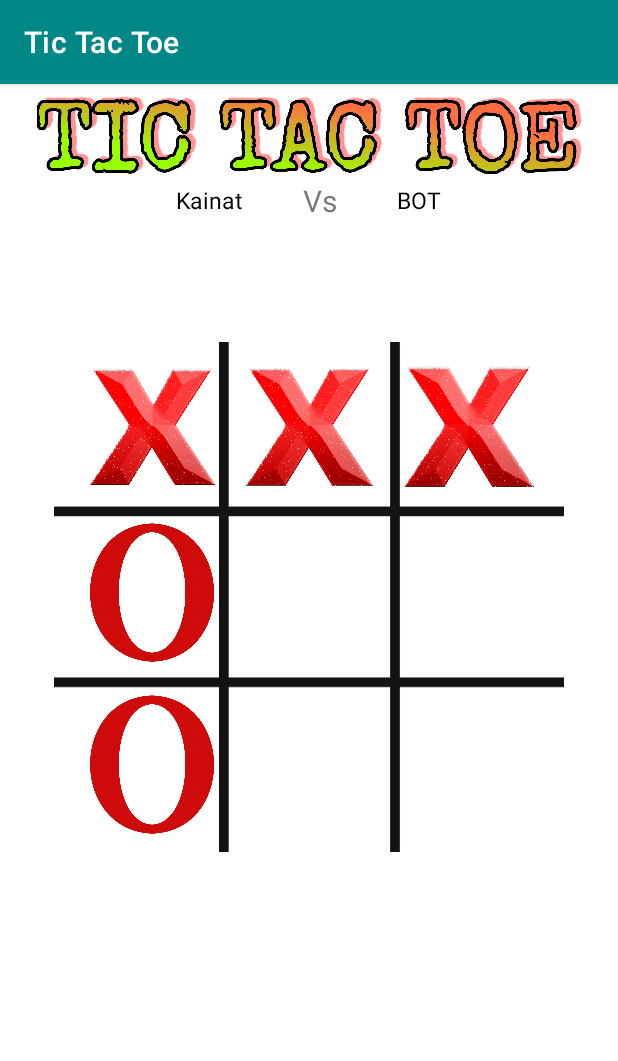
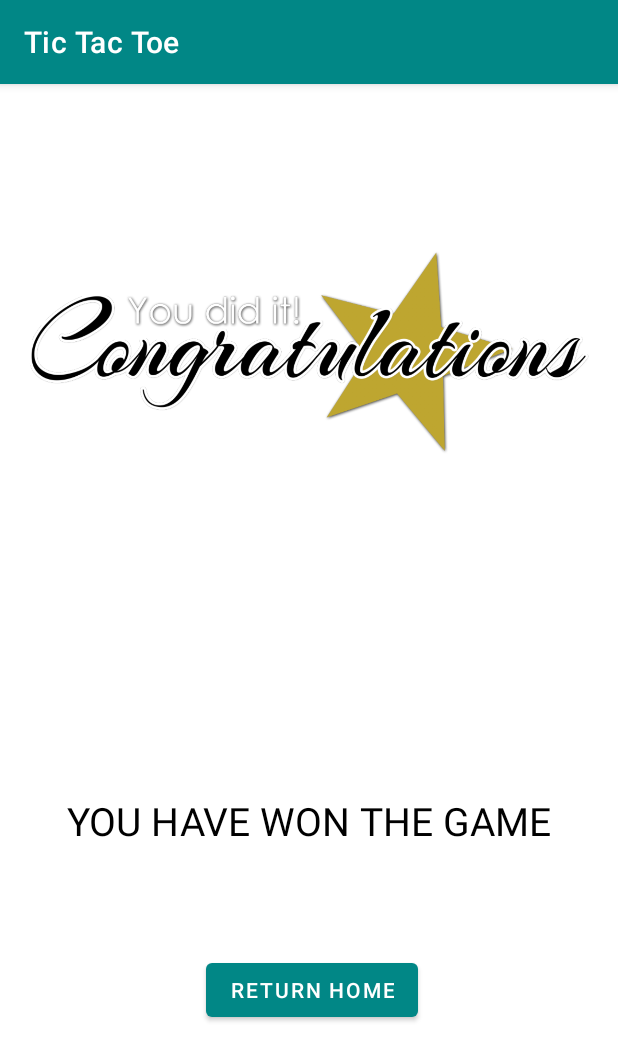
Before and after one commit to mk-hussain/TicTacToe, an Android app: the playWithBot screen opened directly, with no data from a screen before it, after a tap on an icon or button, on a phone screen of 412 x 824 dp. Shown: the top 1061 px of the screen. Run offline under Robolectric (Android 15) with nearby library versions, the phone set to English and light mode, and no system bars; 2 statements that could not run were skipped; 2 other taps on this screen came first.

Commit message:
offline playable by BOT and tried to add tabbed layout

```diff
--- /dev/null
+++ b/app/src/main/java/com/example/tictactoe/congratulation.java
@@ -0,0 +1,29 @@
+package com.example.tictactoe;
+
+import androidx.appcompat.app.AppCompatActivity;
+
+import android.content.Intent;
+import android.os.Bundle;
+import android.view.View;
+import android.widget.Button;
+import android.widget.TextView;
+
+public class congratulation extends AppCompatActivity {
+    TextView nameOfWinner;
+    Button returnHome;
+
+    @Override
+    protected void onCreate(Bundle savedInstanceState) {
+        super.onCreate(savedInstanceState);
+        setContentView(R.layout.activity_congratulation);
+        getWindow().setStatusBarColor(this.getResources().getColor(R.color.black));//set status bar color BLACK
+        nameOfWinner=findViewById(R.id.nameOfWinner);
+        String winnerName=getIntent().getStringExtra("winnerName");
+        nameOfWinner.setText(winnerName);
+    }
+
+    public void returnHome(View view) {
+        Intent i=new Intent(this,home.class);
+        startActivity(i);
+    }
+}
--- a/app/src/main/java/com/example/tictactoe/playWithBot.java
+++ b/app/src/main/java/com/example/tictactoe/playWithBot.java
@@ -1,6 +1,9 @@
 package com.example.tictactoe;
 
+import androidx.appcompat.app.AlertDialog;
 import androidx.appcompat.app.AppCompatActivity;
+
+import android.content.DialogInterface;
 import android.content.Intent;
 import android.media.Image;
 import android.media.MediaPlayer;
@@ -20,13 +23,12 @@ public class playWithBot extends AppCompatActivity {
     TextView name;
     ImageView i0, i1, i2, i3, i4, i5, i6, i7, i8;
     MediaPlayer sound;
-    ArrayList<Integer> emptyBlock = new ArrayList<Integer>();
-    ArrayList<Integer> userBlock=new ArrayList<Integer>();
-    ArrayList<Integer> botBlock=new ArrayList<Integer>();
+    ArrayList<Integer> emptyBlock = new ArrayList<>();
     int activePlayer = 0;// 0-X-user,1-O-Bot-(Definition)
+    int winner=0; //1-user won,2-bot won
     int[] gameState = {2, 2, 2, 2, 2, 2, 2, 2, 2};//2-Not filled yet,1-filled by BOT,0-filled by User
     // sample gameState in which user has won={0,0,0,2,1,2,1,2,2}
-    int playingState = 1;
+    int playingState;
     /* 1-can be played further(if all blocks are not filled and no one has win),2-someone has win(winning condition satisfied),
     3-DRAW(all blocks filled but no one has win)*/
     int[][] winningPosition = {{0, 1, 2}, {3, 4, 5}, {6, 7, 8}, {0, 3, 6}, {1, 4, 7}, {2, 5, 8}, {0, 4, 8}, {2, 4, 6}};//2D array in java,winningPosition[3][2]=6
@@ -42,11 +44,12 @@ public class playWithBot extends AppCompatActivity {
         String userName = signInAccount.getDisplayName();// name of user is stored in userName
         name = findViewById(R.id.userName);
 
+        playingState=1;//only true if started 1 st time
+
         if (signInAccount != null) {
 
             name.setText(userName);
-
-            //  mail.setText(signInAccount.getEmail());
+            // mail.setText(signInAccount.getEmail());- way to get mail id
         }
 
     }
@@ -55,75 +58,26 @@ public class playWithBot extends AppCompatActivity {
     public void tap(View view) {
         ImageView img = (ImageView) view;//tapped image view is stored in img
         int tag = Integer.parseInt(img.getTag().toString());//tag of image view is stored in tag eg: tag=2
-       // if (playingState == 2 || playingState == 3) {
-         //   reset();
-        //}
+
         for (int index = 0; index<9;index++) {
             if (gameState[0] == 2) {
                 emptyBlock.add(index);
             }
         }
         int length=emptyBlock.size();
-        //if length=0 ,draw
+        //if length=0 ,draw or someone has win
 
-        if (gameState[tag] == 2) {
+        if (gameState[tag]==2 && playingState==1) {
             if (activePlayer == 0) //user is active,obviously
             {
                 img.setImageResource(R.drawable.x);
                 gameState[tag] = 0;
-                winnerCheckForUser();
+                winnerCheck();
                 activePlayer = 1;// Bot chance
                 botPlay();
             }
-
-
         } else Toast.makeText(this, "ALREADY FILLED", Toast.LENGTH_SHORT).show();
     }
-
-    private void winnerCheckForUser() {
-        GoogleSignInAccount signInAccount = GoogleSignIn.getLastSignedInAccount(this);
-        String userName = signInAccount.getDisplayName();
-        Intent i = new Intent(playWithBot.this, congratulation.class);
-        i.putExtra("winnerName", userName);
-        if ((gameState[0] == gameState[1]) && (gameState[1] == gameState[2]) && (gameState[0] == 0)) {
-            startActivity(i);
-        }
-        if ((gameState[3] == gameState[4]) && (gameState[4] == gameState[5]) && (gameState[3] == 0)) {
-            startActivity(i);
-        }
-        if ((gameState[6] == gameState[7]) && (gameState[7] == gameState[8]) && (gameState[6] == 0)) {
-            startActivity(i);
-        }
-        if ((gameState[0] == gameState[3]) && (gameState[3] == gameState[6]) && (gameState[0] == 0)) {
-            startActivity(i);
-        }
-        if ((gameState[1] == gameState[4]) && (gameState[4] == gameState[7]) && (gameState[1] == 0)) {
-            startActivity(i);
-        }
-        if ((gameState[2] == gameState[5]) && (gameState[5] == gameState[8]) && (gameState[2] == 0)) {
-            startActivity(i);
-        }
-        if ((gameState[0] == gameState[4]) && (gameState[4] == gameState[8]) && (gameState[0] == 0)) {
-            startActivity(i);
-        }
-        if ((gameState[2] == gameState[4]) && (gameState[4] == gameState[6]) && (gameState[2] == 0)) {
-            startActivity(i);
-        }
-    }
-
-    private void reset() {
-        i0.setImageResource(0);
-        i1.setImageResource(0);
-        i2.setImageResource(0);
-        i3.setImageResource(0);
-        i4.setImageResource(0);
-        i5.setImageResource(0);
-        i6.setImageResource(0);
-        i7.setImageResource(0);
-        i8.setImageResource(0);
-    }
-
-
 
     private void botPlay() {
         ImageView i0 = findViewById(R.id.i0);
@@ -136,98 +90,124 @@ public class playWithBot extends AppCompatActivity {
         ImageView i7 = findViewById(R.id.i7);
         ImageView i8 = findViewById(R.id.i8);
 
-        //int index=0;
-
         for (int index = 0; index<9;index++) {
             if (gameState[0] == 2) {
                 emptyBlock.add(index);
             }
         }
         int length=emptyBlock.size();//if length=0,draw
-        //let emptyBlock={0,5,9}
+        if (length==0)
+        {
+            alertShow("Game Draw");
+        }
+        else {
+            //let emptyBlock={0,5,9}
 
-        //Random r = new Random();
-        //int randomIndex = r.nextInt(emptyBlock.size() - 1);
-        //int selectedBlock = emptyBlock.get(randomIndex);
-        double randomNo=Math.random();//randomNo~[0,1)
-        randomNo=randomNo*(length);
-        int randomInt=(int)randomNo;//let randomInt=1-actual index of empty block then emptyBlock[randomint ie1]=5 is the actual index of game state empty=
-        int randomIndex=emptyBlock.get(randomInt);//-This gives the index of gameState array which are empty the same is Tag of images eg:randomIndex=3
-        ImageView img;
-        switch (randomIndex)
-        {
-            case 0:img=i0;
-                break;
-            case 1:img=i1;
-                break;
-            case 2:img=i2;
-                break;
-            case 3:img=i3;
-                break;
-            case 4:img=i4;
-                break;
-            case 5:img=i5;
-                break;
-            case 6:img=i6;
-                break;
-            case 7:img=i7;
-                break;
-            case 8:img=i8;
-                break;
-            default:img=null;
+            //Random r = new Random();
+            //int randomIndex = r.nextInt(emptyBlock.size() - 1);
+            //int selectedBlock = emptyBlock.get(randomIndex);
+            double randomNo = Math.random();//randomNo~[0,1)
+            randomNo = randomNo * (length);
+            int randomInt = (int) randomNo;//let randomInt=1-actual index of empty block then emptyBlock[randomint ie1]=5 is the actual index of game state empty=
+            int randomIndex = emptyBlock.get(randomInt);//-This gives the index of gameState array which are empty the same is Tag of images eg:randomIndex=3
+            ImageView img;
+            switch (randomIndex) {
+                case 0: img = i0;break;
+                case 1: img = i1;break;
+                case 2: img = i2;break;
+                case 3: img = i3;break;
+                case 4: img = i4;break;
+                case 5: img = i5;break;
+                case 6: img = i6;break;
+                case 7: img = i7;break;
+                case 8: img = i8;break;
+                default: img = null;
+            }
+            img.setImageResource(R.drawable.o);
+            gameState[randomIndex] = 1;
+            winnerCheck();
+            activePlayer = 0;//user chance
+        }
         }
 
-        if (length!=0)
-        {
-            img.setImageResource(R.drawable.o);
-            gameState[randomIndex]=1;
-            activePlayer=0;//user chance
-        }
-
-
-        if (emptyBlock.size() == 0) {
-            winnerCheckForBot();
-            winnerCheckForUser();//draw
-
-           // if (gameState[]== 1) {
-                //AlertDialog.Builder b = new AlertDialog.Builder(this, android.R.style.Theme_Material_Dialog_Alert);
-                //ShowAlert("Draw");
-             //   Toast.makeText(this, "GAME DRAW", Toast.LENGTH_SHORT).show();
-            }
-            playingState = 3;
-            activePlayer = 0;
-            winnerCheckForBot();
-        }
-
-
-    private void winnerCheckForBot() {
+    private void winnerCheck() {
         GoogleSignInAccount signInAccount = GoogleSignIn.getLastSignedInAccount(this);
         String userName = signInAccount.getDisplayName();
-        Intent i = new Intent(playWithBot.this, loose.class);
-        i.putExtra("loserName", userName);
-        if ((gameState[0] == gameState[1]) && (gameState[1] == gameState[2]) && (gameState[0] == 1)) {
-            startActivity(i);
-        }
-        if ((gameState[3] == gameState[4]) && (gameState[4] == gameState[5]) && (gameState[3] == 1)) {
-            startActivity(i);
-        }
-        if ((gameState[6] == gameState[7]) && (gameState[7] == gameState[8]) && (gameState[6] == 1)) {
-            startActivity(i);
-        }
-        if ((gameState[0] == gameState[3]) && (gameState[3] == gameState[6]) && (gameState[0] == 1)) {
-            startActivity(i);
-        }
-        if ((gameState[1] == gameState[4]) && (gameState[4] == gameState[7]) && (gameState[1] == 1)) {
-            startActivity(i);
-        }
-        if ((gameState[2] == gameState[5]) && (gameState[5] == gameState[8]) && (gameState[2] == 1)) {
-            startActivity(i);
-        }
-        if ((gameState[0] == gameState[4]) && (gameState[4] == gameState[8]) && (gameState[0] == 1)) {
-            startActivity(i);
-        }
-        if ((gameState[2] == gameState[4]) && (gameState[4] == gameState[6]) && (gameState[2] == 1)) {
-            startActivity(i);
+        Intent i1 = new Intent(playWithBot.this, congratulation.class);
+        Intent i2 = new Intent(playWithBot.this, loose.class);
+        i1.putExtra("winnerName", userName);
+        i2.putExtra("loserName", userName);
+
+        if ((gameState[0] == gameState[1]) && (gameState[1] == gameState[2]) && (gameState[0] == 0)) { winner=1;}
+        if ((gameState[3] == gameState[4]) && (gameState[4] == gameState[5]) && (gameState[3] == 0)) { winner=1;}
+        if ((gameState[6] == gameState[7]) && (gameState[7] == gameState[8]) && (gameState[6] == 0)) { winner=1;}
+        if ((gameState[0] == gameState[3]) && (gameState[3] == gameState[6]) && (gameState[0] == 0)) { winner=1;}
+        if ((gameState[1] == gameState[4]) && (gameState[4] == gameState[7]) && (gameState[1] == 0)) { winner=1;}
+        if ((gameState[2] == gameState[5]) && (gameState[5] == gameState[8]) && (gameState[2] == 0)) { winner=1;}
+        if ((gameState[0] == gameState[4]) && (gameState[4] == gameState[8]) && (gameState[0] == 0)) { winner=1;}
+        if ((gameState[2] == gameState[4]) && (gameState[4] == gameState[6]) && (gameState[2] == 0)) { winner=1;}
+
+        if ((gameState[0] == gameState[1]) && (gameState[1] == gameState[2]) && (gameState[0] == 1)) { winner=2;}
+        if ((gameState[3] == gameState[4]) && (gameState[4] == gameState[5]) && (gameState[3] == 1)) { winner=2;}
+        if ((gameState[6] == gameState[7]) && (gameState[7] == gameState[8]) && (gameState[6] == 1)) { winner=2;}
+        if ((gameState[0] == gameState[3]) && (gameState[3] == gameState[6]) && (gameState[0] == 1)) { winner=2;}
+        if ((gameState[1] == gameState[4]) && (gameState[4] == gameState[7]) && (gameState[1] == 1)) { winner=2;}
+        if ((gameState[2] == gameState[5]) && (gameState[5] == gameState[8]) && (gameState[2] == 1)) { winner=2;}
+        if ((gameState[0] == gameState[4]) && (gameState[4] == gameState[8]) && (gameState[0] == 1)) { winner=2;}
+        if ((gameState[2] == gameState[4]) && (gameState[4] == gameState[6]) && (gameState[2] == 1)) { winner=2;}
+
+        if (winner==1||winner==2)
+        {
+            if (winner==1)
+            {
+                startActivity(i1);
+            }
+            else
+            {
+                startActivity(i2);
+            }
+            playingState=2;//someone has won
         }
     }
+    private void reset() {
+
+        ArrayList<Integer> emptyBlock = new ArrayList<>();
+        int activePlayer = 0;// 0-X-user,1-O-Bot-(Definition)
+        int[] gameState = {2, 2, 2, 2, 2, 2, 2, 2, 2};//2-Not filled yet,1-filled by BOT,0-filled by User
+        // sample gameState in which user has won={0,0,0,2,1,2,1,2,2}
+        int playingState = 1;
+
+        i0.setImageResource(0);
+        i1.setImageResource(0);
+        i2.setImageResource(0);
+        i3.setImageResource(0);
+        i4.setImageResource(0);
+        i5.setImageResource(0);
+        i6.setImageResource(0);
+        i7.setImageResource(0);
+        i8.setImageResource(0);
+    }
+    private void alertShow(String text)
+    {
+        AlertDialog.Builder b= new AlertDialog.Builder(this);
+        b.setTitle(text);
+        b.setMessage("Play Again")
+            .setPositiveButton("Yes", new DialogInterface.OnClickListener() {
+                @Override
+                public void onClick(DialogInterface dialog, int which) {
+                    reset();
+                }
+            })
+            .setNegativeButton("Home", new DialogInterface.OnClickListener() {
+                @Override
+                public void onClick(DialogInterface dialog, int which) {
+                    Intent intent = new Intent(getApplicationContext(), home.class);
+                    startActivity(intent);
+                    finish();
+                }
+            })
+            .setIcon(android.R.drawable.ic_dialog_info)
+            .show();
+    }
+
 }
--- /dev/null
+++ b/app/src/main/res/layout/activity_congratulation.xml
@@ -0,0 +1,54 @@
+<?xml version="1.0" encoding="utf-8"?>
+<androidx.constraintlayout.widget.ConstraintLayout xmlns:android="http://schemas.android.com/apk/res/android"
+    xmlns:app="http://schemas.android.com/apk/res-auto"
+    xmlns:tools="http://schemas.android.com/tools"
+    android:layout_width="match_parent"
+    android:layout_height="match_parent"
+    tools:context=".congratulation">
+
+    <ImageView
+        android:id="@+id/imageView"
+        android:layout_width="373dp"
+        android:layout_height="358dp"
+        app:layout_constraintEnd_toEndOf="parent"
+        app:layout_constraintStart_toStartOf="parent"
+        app:layout_constraintTop_toTopOf="parent"
+        app:srcCompat="@drawable/congo" />
+
+
+    <TextView
+        android:id="@+id/nameOfWinner"
+        android:layout_width="wrap_content"
+        android:layout_height="wrap_content"
+        android:text="Kainat"
+        android:textColor="@color/black"
+        android:textSize="32sp"
+        app:layout_constraintEnd_toEndOf="parent"
+        app:layout_constraintHorizontal_bias="0.503"
+        app:layout_constraintStart_toStartOf="parent"
+        app:layout_constraintTop_toBottomOf="@+id/imageView" />
+
+    <Button
+        android:id="@+id/returnHome"
+        android:layout_width="wrap_content"
+        android:layout_height="wrap_content"
+        android:layout_marginBottom="140dp"
+        android:onClick="returnHome"
+        android:text="RETURN HOME"
+        app:layout_constraintBottom_toBottomOf="parent"
+        app:layout_constraintEnd_toEndOf="parent"
+        app:layout_constraintHorizontal_bias="0.507"
+        app:layout_constraintStart_toStartOf="parent" />
+
+    <TextView
+        android:id="@+id/textView3"
+        android:layout_width="wrap_content"
+        android:layout_height="wrap_content"
+        android:text="YOU HAVE WON THE GAME"
+        android:textColor="@color/black"
+        android:textSize="26sp"
+        app:layout_constraintBottom_toTopOf="@+id/returnHome"
+        app:layout_constraintEnd_toEndOf="parent"
+        app:layout_constraintStart_toStartOf="parent"
+        app:layout_constraintTop_toBottomOf="@+id/nameOfWinner" />
+</androidx.constraintlayout.widget.ConstraintLayout>
--- a/app/src/main/res/layout/activity_play_with_bot.xml
+++ b/app/src/main/res/layout/activity_play_with_bot.xml
@@ -10,7 +10,6 @@
         android:layout_width="464dp"
         android:layout_height="57dp"
         android:layout_marginTop="4dp"
-
         app:layout_constraintEnd_toEndOf="parent"
         app:layout_constraintStart_toStartOf="parent"
         app:layout_constraintTop_toTopOf="parent"
@@ -35,13 +34,13 @@
             android:layout_marginRight="40dp"
             android:text="Kainat"
             android:textColor="@color/black"
-            android:textSize="15dp" />
+            android:textSize="15sp" />
 
         <TextView
             android:layout_width="wrap_content"
             android:layout_height="wrap_content"
             android:text="Vs"
-            android:textSize="20dp" />
+            android:textSize="20sp" />
 
         <TextView
             android:id="@+id/opponentName"
@@ -50,39 +49,10 @@
             android:layout_marginLeft="40dp"
             android:text="BOT"
             android:textColor="@color/black"
-            android:textSize="15dp" />
+            android:textSize="15sp" />
 
     </LinearLayout>
 
-    <!-- <LinearLayout
-         android:layout_width="match_parent"
-         android:layout_height="wrap_content"
-         android:layout_marginTop="44dp"
-         android:orientation="horizontal"
-         app:layout_constraintEnd_toEndOf="parent"
-         app:layout_constraintHorizontal_bias="0.0"
-         app:layout_constraintStart_toStartOf="parent"
-         app:layout_constraintTop_toBottomOf="@+id/linearLayout">
-
-         <TextView
-             android:layout_width="wrap_content"
-             android:layout_height="wrap_content"
-             android:layout_marginLeft="15dp"
-             android:text="KAINAT"
-             android:textStyle="bold" />
-         <TextView
-             android:layout_width="wrap_content"
-             android:layout_height="wrap_content"
-             android:layout_marginLeft="120dp"
-             android:text="0" />
-         <TextView
-             android:layout_width="wrap_content"
-             android:layout_height="wrap_content"
-             android:layout_marginLeft="15dp"
-             android:text="OPPONENT"
-             android:textStyle="bold" />
-
-     </LinearLayout>-->
 
     <ImageView
         android:id="@+id/imageView3"
@@ -192,84 +162,7 @@
                 android:layout_weight="0"
                 android:onClick="tap"
                 android:tag="8" />
+        </LinearLayout>
 
         </LinearLayout>
-    </LinearLayout>
-
-
-   <!-- <LinearLayout
-        android:id="@+id/linearLayout5"
-        android:layout_width="0dp"
-        android:layout_height="wrap_content"
-        android:orientation="horizontal"
-        app:layout_constraintBottom_toBottomOf="parent"
-        app:layout_constraintEnd_toEndOf="parent"
-        app:layout_constraintStart_toStartOf="parent">
-
-        <EditText
-            android:id="@+id/msg"
-            android:layout_width="wrap_content"
-            android:layout_height="wrap_content"
-            android:layout_weight="1"
-            android:hint="Message" />
-
-        <ImageView
-            android:layout_marginRight="10dp"
-            android:id="@+id/send"
-            android:layout_width="30dp"
-            android:onClick="send"
-            android:layout_height="30dp"
-            android:layout_marginTop="10dp"
-            android:src="@drawable/send" />
-
-    </LinearLayout>-->
-
-    <!--<androidx.cardview.widget.CardView
-        android:id="@+id/cardView"
-        android:layout_width="match_parent"
-        android:layout_height="wrap_content"
-        android:layout_marginBottom="16dp"
-        app:cardCornerRadius="5dp"
-        app:layout_constraintBottom_toTopOf="@+id/linearLayout5"
-        app:layout_constraintEnd_toEndOf="parent"
-        app:layout_constraintHorizontal_bias="0.0"
-        app:layout_constraintStart_toStartOf="parent">
-
-        <TextView
-            android:layout_width="wrap_content"
-            android:layout_height="wrap_content"
-            android:layout_gravity="center"
-            android:background="@null"
-            android:hint="Opponent message Here"
-            android:textSize="32sp" />
-    </androidx.cardview.widget.CardView>-->
-
-  <!--  <LinearLayout
-        android:layout_width="match_parent"
-        android:layout_height="wrap_content"
-        android:orientation="horizontal"
-        app:layout_constraintBottom_toTopOf="@+id/cardView"
-        app:layout_constraintEnd_toEndOf="parent"
-        app:layout_constraintHorizontal_bias="0.0"
-        app:layout_constraintStart_toStartOf="parent"
-        app:layout_constraintTop_toBottomOf="@+id/imageView3"
-        app:layout_constraintVertical_bias="0.807">
-
-        <Button
-            android:id="@+id/blog"
-            android:layout_width="wrap_content"
-            android:layout_height="wrap_content"
-            android:onClick="blog"
-            android:text="blogs"
-            android:textAllCaps="true" />
-
-        <Button
-            android:layout_width="wrap_content"
-            android:layout_height="wrap_content"
-            android:onClick="registerActivity"
-            android:text="register"
-            android:textAllCaps="true" />
-    </LinearLayout>-->
-
-
 </androidx.constraintlayout.widget.ConstraintLayout>
```
Also changed, not shown: app/src/main/java/com/example/tictactoe/loose.java (added, +27 -0 lines), app/src/main/java/com/example/tictactoe/person.java (added, +41 -0 lines), app/src/main/res/layout/activity_loose.xml (added, +68 -0 lines), app/src/main/res/drawable-v24/congo.png (added), app/src/main/res/drawable-v24/red.jpg (added), app/src/main/res/drawable-v24/sorry.png (added), app/src/main/res/drawable/congo.png (added), app/src/main/res/drawable/red.jpg (added), app/src/main/res/drawable/sorry.png (added), 1 other file.
